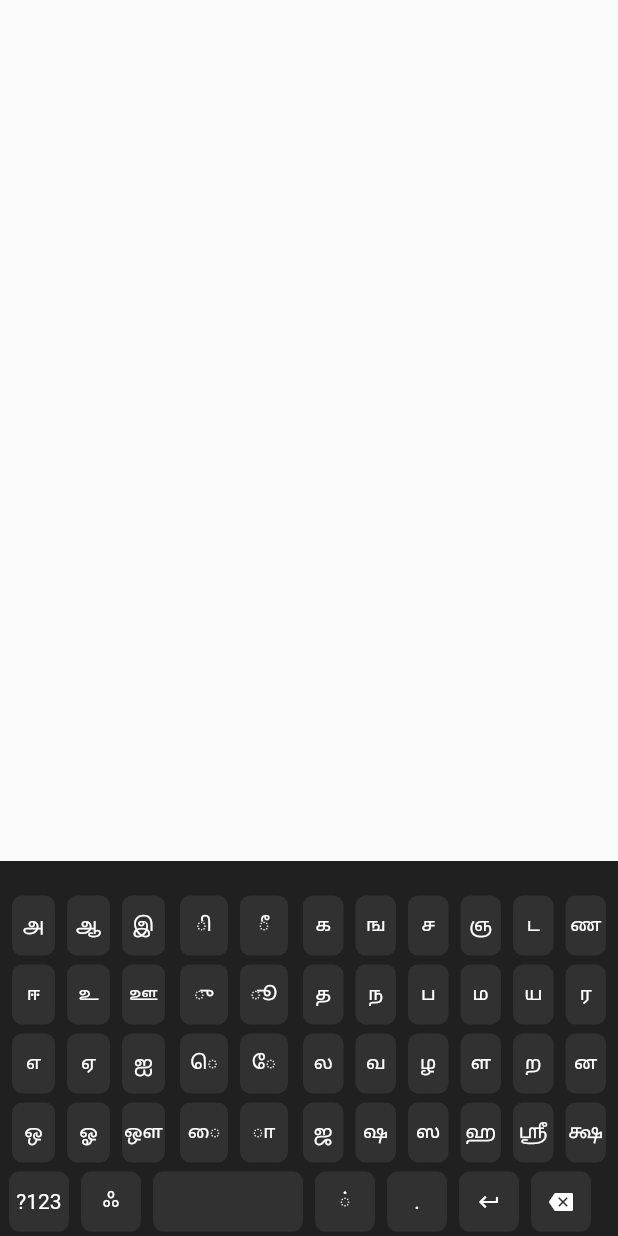
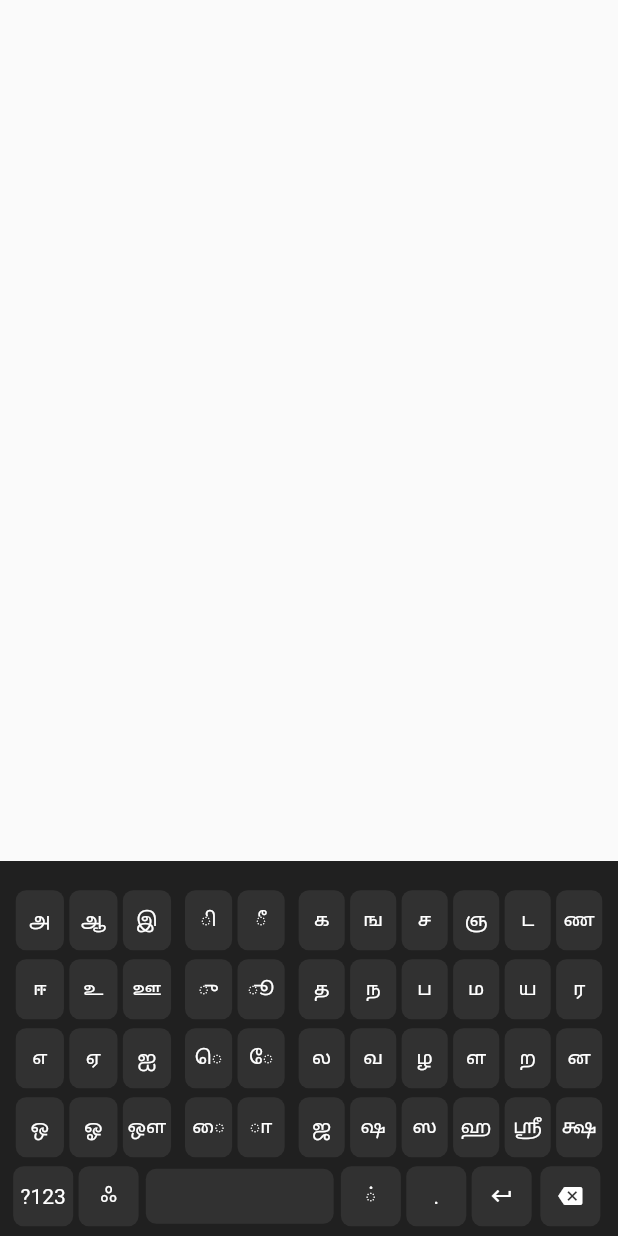
Before and after one commit to kishoreckd/Tamil_keyboard, a Flutter app: the screen it shows after launch, on a phone screen of 412 x 824 dp. Run offline on Flutter 3.47's test engine with Material 2 defaults, Android fonts, the phone set to English and light mode, and no system bars; our stand-ins replace firebase_core; accounts and stored records are empty.

Commit message:
mediaquery added

```diff
--- a/lib/screens/keyboard.dart
+++ b/lib/screens/keyboard.dart
@@ -163,6 +163,9 @@ class TamilKeyboardState extends State<TamilKeyboard> {
 
   @override
   Widget build(BuildContext context) {
+    final screenHeight = MediaQuery.of(context).size.height;
+    final screenWidth = MediaQuery.of(context).size.width;
+
     return Scaffold(
       body: SafeArea(
         child: SizedBox(
@@ -174,11 +177,11 @@ class TamilKeyboardState extends State<TamilKeyboard> {
                 height: 250,
                 decoration: const BoxDecoration(color: Color(0XFF202020)),
                 child: Padding(
-                  padding: const EdgeInsets.symmetric(horizontal: 2),
+                  padding: const EdgeInsets.symmetric(horizontal: 3.0),
                   child: Column(
                     children: [
-                      const SizedBox(
-                        height: 20,
+                      SizedBox(
+                        height: screenHeight * 0.02,
                       ),
                       Column(
                         children: [
@@ -186,30 +189,34 @@ class TamilKeyboardState extends State<TamilKeyboard> {
                             mainAxisAlignment: MainAxisAlignment.spaceEvenly,
                             children: [
                               SizedBox(
-                                  width: 110,
+                                  width: screenWidth * 0.26,
                                   child: Column(
                                     children: [...renderKeyboard()],
                                   )),
                               SizedBox(
-                                  width: 80,
+                                  width: screenWidth * 0.17,
                                   child: Column(
                                     children: [...renderKeyboard2()],
                                   )),
                               SizedBox(
-                                  width: 210,
+                                  width: screenWidth * 0.50,
                                   child: Column(
                                     children: [...renderKeyboard3()],
                                   )),
                             ],
                           ),
-                          SizedBox(
+                          Padding(
+                            padding:
+                                const EdgeInsets.symmetric(horizontal: 4.0),
+                            child: SizedBox(
                                 child: Row(
                               children: [
                                 KeyboardKey(
                                     label: '?123', onTap: keyPress, value: ''),
                                 KeyboardKey(
                                     label: 'ஃ', onTap: keyPress, value: 'ஃ'),
-                              Spacebar(label: ' ', onTap: keyPress, value: ' '),
+                                Spacebar(
+                                    label: ' ', onTap: keyPress, value: ' '),
                                 KeyboardKey(
                                     label: '்', onTap: keyPress, value: '்'),
                                 KeyboardKey(
@@ -229,7 +236,8 @@ class TamilKeyboardState extends State<TamilKeyboard> {
                                   child: GestureDetector(
                                     onTap: () {
                                       setState(() {
-                                      text = text.substring(0, text.length - 1);
+                                        text =
+                                            text.substring(0, text.length - 1);
                                       });
                                     },
                                     onLongPressUp: () {
@@ -242,8 +250,8 @@ class TamilKeyboardState extends State<TamilKeyboard> {
                                           const Duration(milliseconds: 100),
                                           (timer) {
                                         setState(() {
-                                        text =
-                                            text.substring(0, text.length - 1);
+                                          text = text.substring(
+                                              0, text.length - 1);
                                         });
                                       });
                                     },
@@ -268,6 +276,7 @@ class TamilKeyboardState extends State<TamilKeyboard> {
                                 ),
                               ],
                             )),
+                          ),
                         ],
                       ),
                     ],
--- a/lib/screens/widget/keyboardkey.dart
+++ b/lib/screens/widget/keyboardkey.dart
@@ -38,7 +38,7 @@ class _KeyboardKeyState extends State<KeyboardKey> {
     return Column(
       children: [
         Padding(
-          padding: const EdgeInsets.symmetric(vertical: 3, horizontal: 4),
+          padding: const EdgeInsets.symmetric(vertical: 3, horizontal: 1.8),
           child: InkWell(
             customBorder: RoundedRectangleBorder(
               borderRadius: BorderRadius.circular(7),
@@ -90,13 +90,18 @@ class _SpacebarState extends State<Spacebar> {
     );
   }
 
+  bool isMobile(BuildContext context) =>
+      MediaQuery.of(context).size.width < 600;
+
   @override
   Widget build(BuildContext context) {
-    return Column(
-      children: [
-        Padding(
-          padding: const EdgeInsets.symmetric(vertical: 3, horizontal: 4),
-          child: InkWell(
+    final screenHeight = MediaQuery.of(context).size.height;
+    final screenWidth = MediaQuery.of(context).size.width;
+    return Padding(
+      padding: const EdgeInsets.symmetric(horizontal: 3.0),
+      child: Column(
+        children: [
+          InkWell(
             customBorder: RoundedRectangleBorder(
               borderRadius: BorderRadius.circular(7),
             ),
@@ -105,16 +110,16 @@ class _SpacebarState extends State<Spacebar> {
               SystemSound.play(SystemSoundType.click);
             },
             child: Ink(
-              height: 40,
-              width: 100,
+              height: screenHeight * 0.0445,
+              width: screenWidth * 0.304,
               decoration: BoxDecoration(
                   color: const Color(0xFF313131),
                   borderRadius: BorderRadius.circular(7)),
               child: renderLabel(),
             ),
           ),
-        ),
-      ],
+        ],
+      ),
     );
   }
 }
```
Lines whose indentation alone changed are shown as unchanged.
